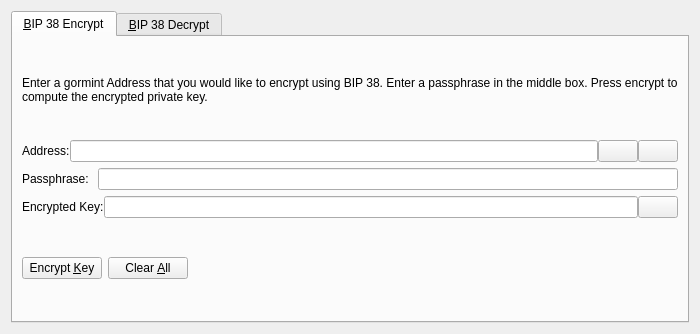
Old version of the form src/qt/forms/bip38tooldialog.ui in the repository Micenas/Steaddcoin.
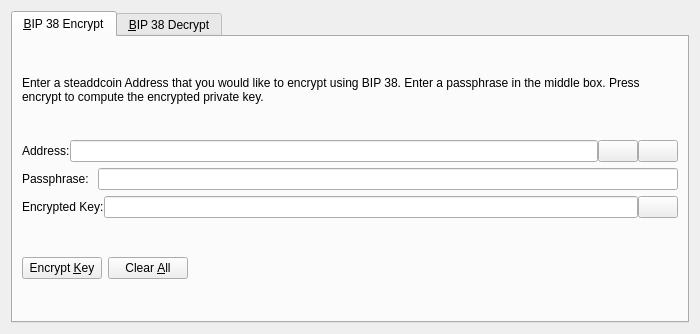
New version of the form. The open tabs and pages were chosen to show the change. Icons and pictures are not drawn. Custom widgets are drawn as their Qt base class.

```diff
--- a/src/qt/forms/bip38tooldialog.ui
+++ b/src/qt/forms/bip38tooldialog.ui
@@ -30,7 +30,7 @@
        <item>
         <widget class="QLabel" name="infoLabel_ENC">
          <property name="text">
-          <string>Enter a gormint Address that you would like to encrypt using BIP 38. Enter a passphrase in the middle box. Press encrypt to compute the encrypted private key.</string>
+          <string>Enter a steaddcoin Address that you would like to encrypt using BIP 38. Enter a passphrase in the middle box. Press encrypt to compute the encrypted private key.</string>
          </property>
          <property name="textFormat">
           <enum>Qt::PlainText</enum>
```
Left out of the diff: 24 changed lines with no effect on the pictures.
